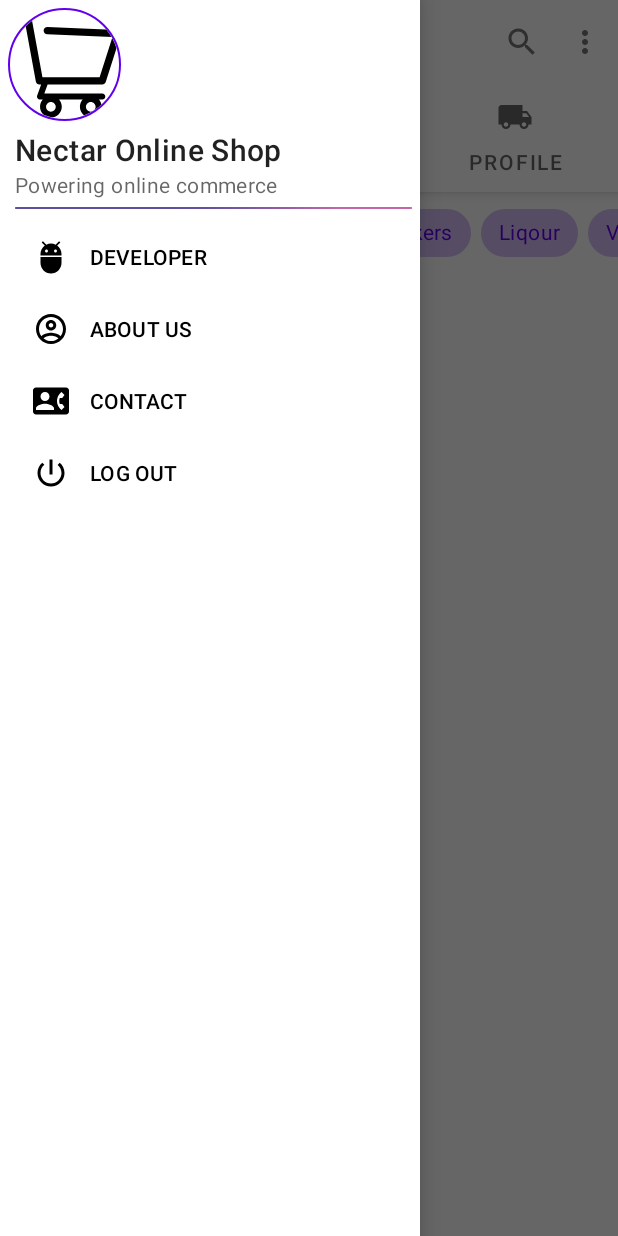
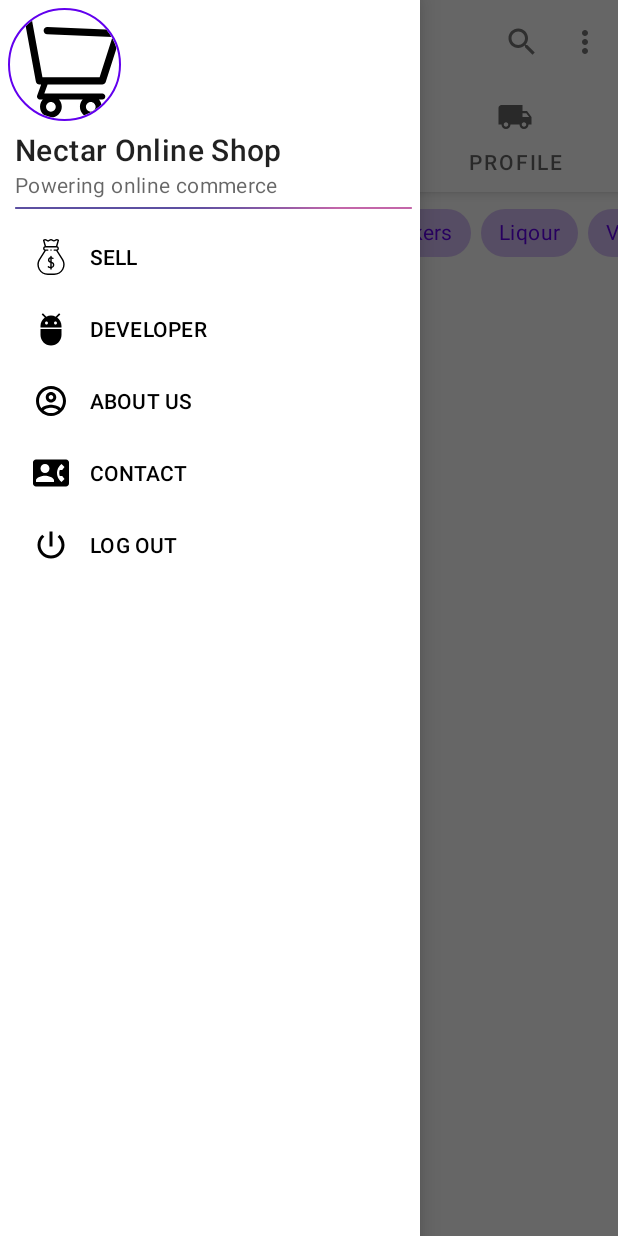
Before and after one commit to brian-kiplagat/Nectar_Online_Shop, an Android app: the MainActivity screen opened directly, with no data from a screen before it, with the side drawer open, on a phone screen of 412 x 824 dp. Run offline under Robolectric (Android 15) with nearby library versions, the phone set to English and light mode, and no system bars; plain views replace CircularImageView; pictures from the network do not load.

Commit message:
Added sellers button

```diff
--- a/app/src/main/res/menu/nav_menu.xml
+++ b/app/src/main/res/menu/nav_menu.xml
@@ -1,6 +1,9 @@
 <?xml version="1.0" encoding="utf-8"?>
 <menu xmlns:android="http://schemas.android.com/apk/res/android">
-
+    <item
+        android:id="@+id/sell"
+        android:icon="@drawable/ic_money_bag"
+        android:title="@string/sell" />
     <item
         android:id="@+id/developer"
         android:icon="@drawable/ic_baseline_adb_24"
--- a/app/src/main/res/values/strings.xml
+++ b/app/src/main/res/values/strings.xml
@@ -22,4 +22,6 @@
     <string name="kopokopTill_for_messaging_payment">5258013</string>
     <string name="phone_adress">254768706343</string>
     <string name="logout">LOG OUT</string>
+    <string name="sell">SELL</string>
+    <string name="sell_link">https://cashmobil.co.ke/nectar/link/sell.php</string>
 </resources>
```
Also changed, not shown: app/src/main/java/com/nectar/nectaronline/MainActivity.java (+45 -6 lines).
